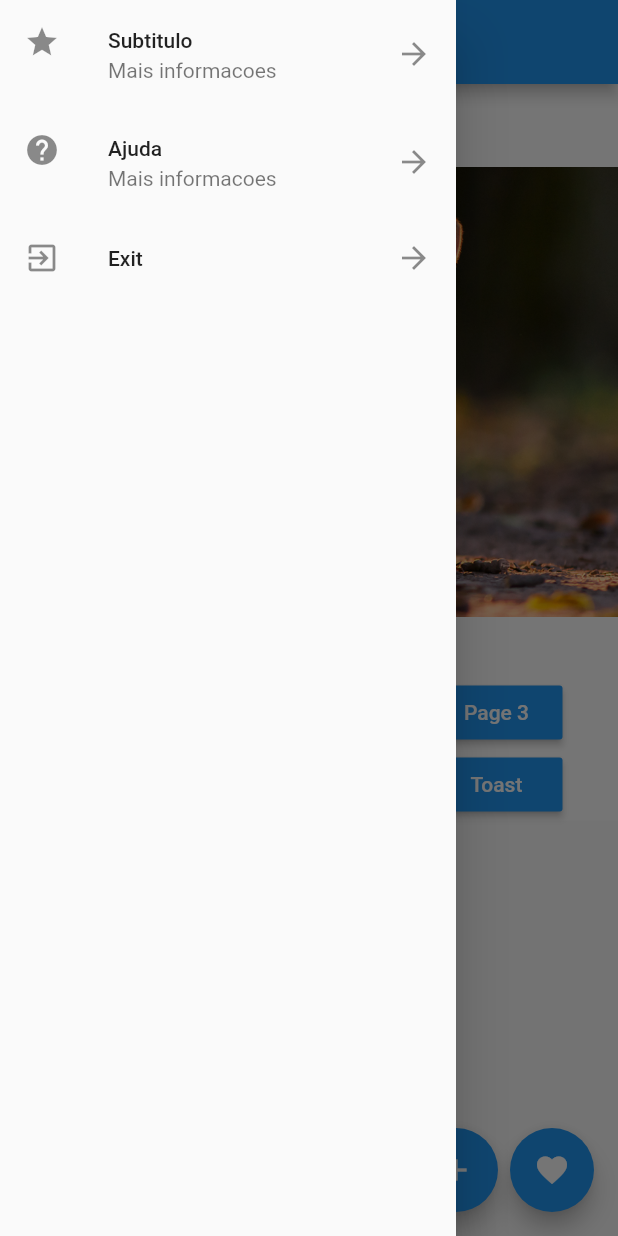
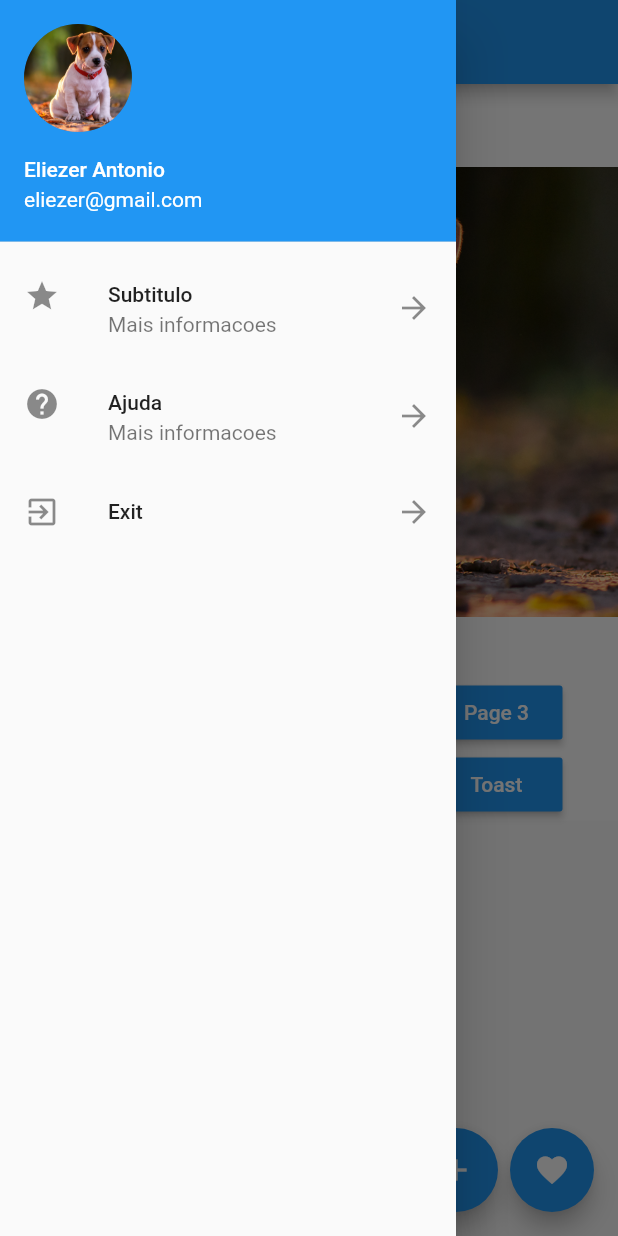
Before and after one commit to eliezerantonio/flutter_essencial, a Flutter app: the screen it shows after launch, with the side drawer open, on a phone screen of 412 x 824 dp. Run offline on Flutter 3.47's test engine with Material 2 defaults, Android fonts, the phone set to English and light mode, and no system bars; our stand-ins replace fluttertoast.

Commit message:
UserAccountsDrawerHeader(

```diff
--- a/basico_e_widgets/lib/widgets/drawer_list.dart
+++ b/basico_e_widgets/lib/widgets/drawer_list.dart
@@ -8,6 +8,13 @@ class DrawerList extends StatelessWidget {
     return Drawer(
       child: ListView(
         children: [
+          UserAccountsDrawerHeader(
+            accountName: Text("Eliezer Antonio"),
+            accountEmail: Text("eliezer@gmail.com"),
+            currentAccountPicture: CircleAvatar(
+              backgroundImage: AssetImage("assets/images/dog1.png"),
+            ),
+          ),
           ListTile(
             leading: Icon(Icons.star),
             title: Text("Subtitulo"),
```
